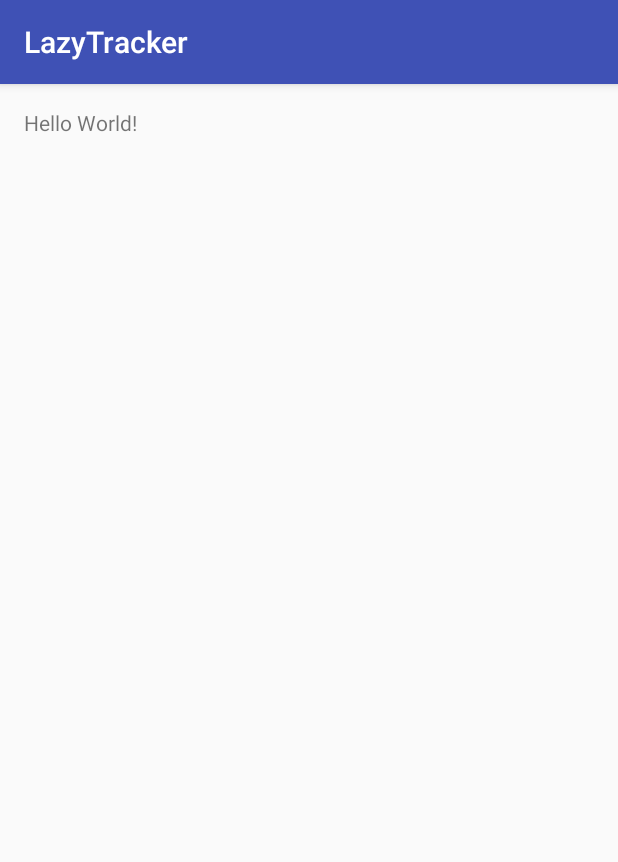
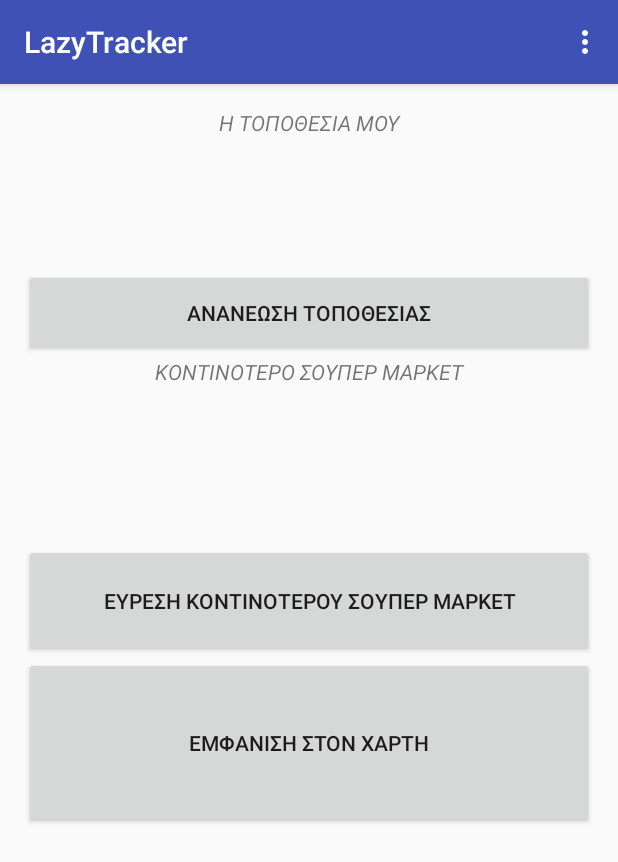
Before and after one commit to Mental1993/LazyTracker, an Android app: the screen it shows after launch (MainActivity), on a phone screen of 412 x 824 dp. Shown: the top 862 px of the screen. Run offline under Robolectric (Android 15) with nearby library versions, the phone set to English and light mode, and no system bars.

Commit message:
UI
Basic UI

```diff
--- a/LazyTracker/app/src/main/java/com/example/mental/lazytracker/MainActivity.java
+++ b/LazyTracker/app/src/main/java/com/example/mental/lazytracker/MainActivity.java
@@ -2,6 +2,8 @@ package com.example.mental.lazytracker;
 
 import android.support.v7.app.AppCompatActivity;
 import android.os.Bundle;
+import android.view.Menu;
+import android.view.MenuInflater;
 
 public class MainActivity extends AppCompatActivity {
 
@@ -10,4 +12,12 @@ public class MainActivity extends AppCompatActivity {
         super.onCreate(savedInstanceState);
         setContentView(R.layout.activity_main);
     }
+
+    @Override
+    public boolean onCreateOptionsMenu(Menu menu){
+        MenuInflater menuInflater = getMenuInflater();
+        menuInflater.inflate(R.menu.my_menu,menu);
+        return super.onCreateOptionsMenu(menu);
+    }
+
 }
--- a/LazyTracker/app/src/main/res/layout/activity_main.xml
+++ b/LazyTracker/app/src/main/res/layout/activity_main.xml
@@ -10,8 +10,54 @@
     android:paddingTop="@dimen/activity_vertical_margin"
     tools:context="com.example.mental.lazytracker.MainActivity">
 
-    <TextView
-        android:layout_width="wrap_content"
-        android:layout_height="wrap_content"
-        android:text="Hello World!" />
+    <LinearLayout
+        android:orientation="vertical"
+        android:layout_width="match_parent"
+        android:layout_height="match_parent"
+        android:weightSum="1"
+        android:layout_alignParentTop="true"
+        android:layout_alignParentLeft="true"
+        android:layout_alignParentStart="true">
+
+        <TextView
+            android:text="Η ΤΟΠΟΘΕΣΙΑ ΜΟΥ"
+            android:layout_width="match_parent"
+            android:layout_height="wrap_content"
+            android:id="@+id/textView"
+            android:textAlignment="center"
+            android:textStyle="normal|italic"
+            android:layout_weight="0.16" />
+
+        <Button
+            android:text="ΑΝΑΝΕΩΣΗ ΤΟΠΟΘΕΣΙΑΣ"
+            android:layout_width="match_parent"
+            android:layout_height="wrap_content"
+            android:id="@+id/button"
+            android:textAlignment="center"
+            android:textAllCaps="false"
+            android:layout_weight="0.02" />
+
+        <TextView
+            android:text="ΚΟΝΤΙΝΟΤΕΡΟ ΣΟΥΠΕΡ ΜΑΡΚΕΤ"
+            android:layout_width="match_parent"
+            android:layout_height="wrap_content"
+            android:id="@+id/textView2"
+            android:layout_weight="0.19"
+            android:textAlignment="center"
+            android:textStyle="normal|italic" />
+
+        <Button
+            android:text="ΕΥΡΕΣΗ ΚΟΝΤΙΝΟΤΕΡΟΥ ΣΟΥΠΕΡ ΜΑΡΚΕΤ"
+            android:layout_width="match_parent"
+            android:layout_height="wrap_content"
+            android:id="@+id/button2"
+            android:layout_weight="0.05" />
+
+        <Button
+            android:text="ΕΜΦΑΝΙΣΗ ΣΤΟΝ ΧΑΡΤΗ"
+            android:layout_width="match_parent"
+            android:layout_height="wrap_content"
+            android:id="@+id/button3"
+            android:layout_weight="0.12" />
+    </LinearLayout>
 </RelativeLayout>
--- /dev/null
+++ b/LazyTracker/app/src/main/res/menu/my_menu.xml
@@ -0,0 +1,9 @@
+<?xml version="1.0" encoding="utf-8"?>
+<menu xmlns:android="http://schemas.android.com/apk/res/android"
+    xmlns:tools="http://schemas.android.com/tools"
+    tools:context=".MainActivity">
+    <item android:id="@+id/action_settings"
+        android:title="@string/action_settings"
+        android:orderInCategory="100"
+        android:showAsAction="never"></item>
+</menu>
--- a/LazyTracker/app/src/main/res/values/strings.xml
+++ b/LazyTracker/app/src/main/res/values/strings.xml
@@ -1,3 +1,5 @@
 <resources>
     <string name="app_name">LazyTracker</string>
+
+    <string name="action_settings">Settings</string>
 </resources>
```
